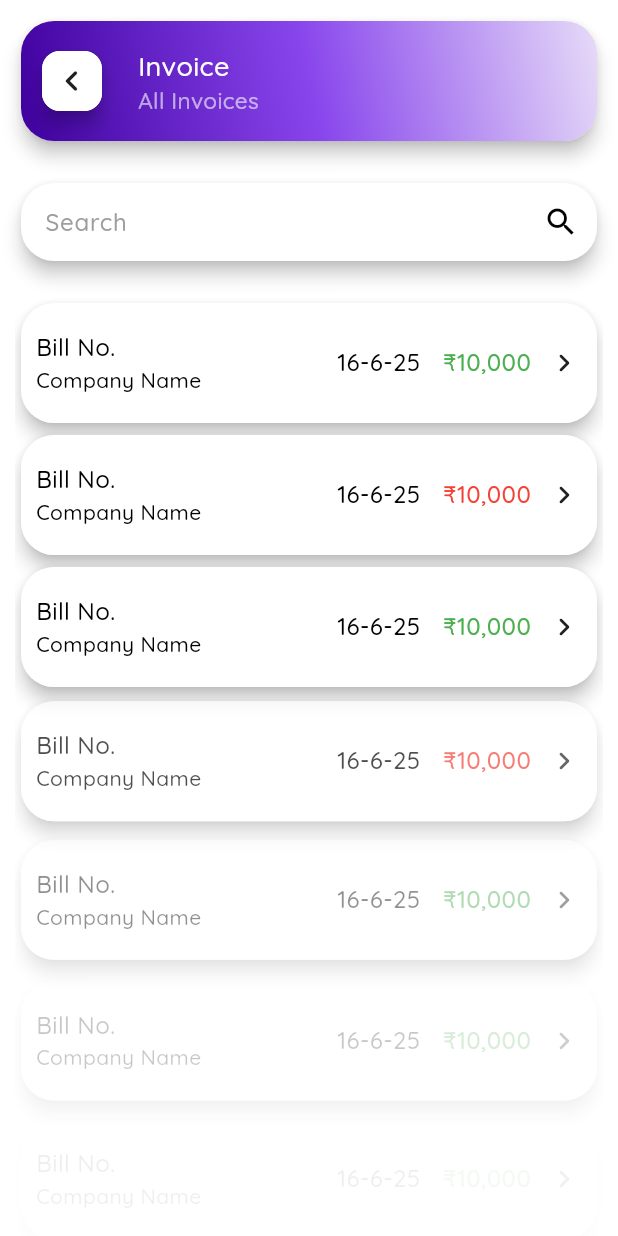
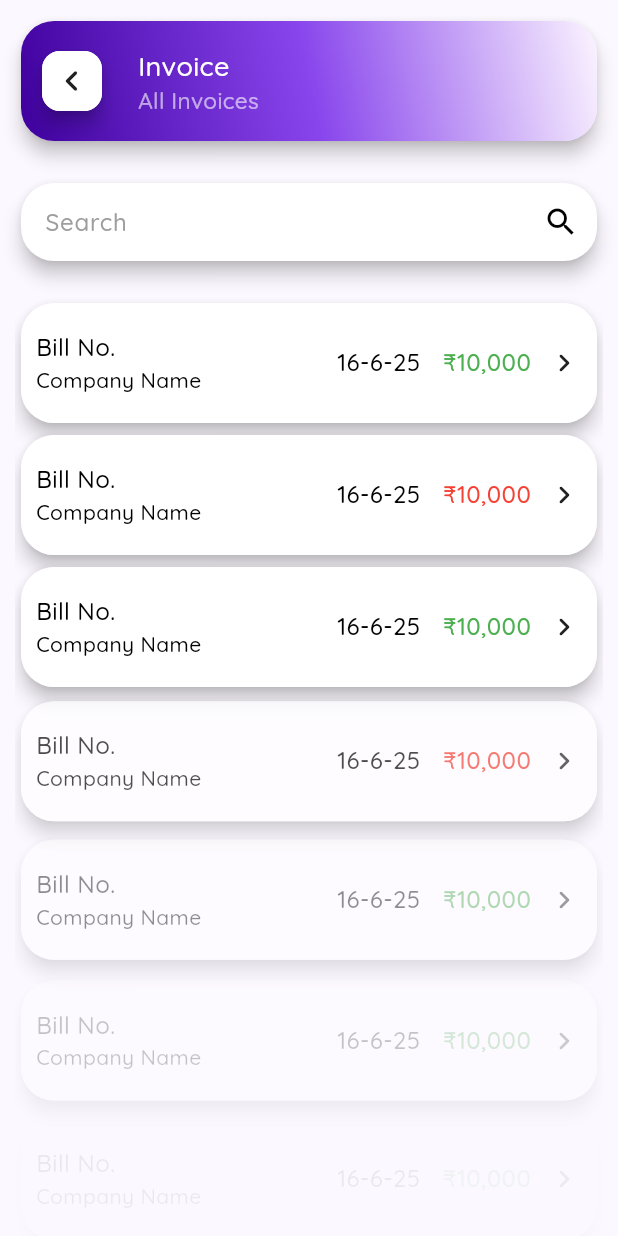
Before and after one commit to Harsshh5/quickbill, a Flutter app: the screen it shows after launch, after a tap on "10", on a phone screen of 412 x 824 dp. Run offline on Flutter 3.47's test engine with Material 3 defaults, Android fonts, the phone set to English and light mode, and no system bars; our stand-ins replace fl_chart, get, shared_preferences.

Commit message:
minor changes

```diff
--- a/lib/config/app_colors.dart
+++ b/lib/config/app_colors.dart
@@ -3,5 +3,7 @@ import 'package:flutter/material.dart';
 class AppColors{
   static Color dark = Color(0xff3f009e);
   static Color medium = Color(0xff8845ec);
-  static Color light = Color(0xffe6dbf8);
+  static Color light = Color(0xfffbf4ff);
+
+  static Color backGround = Color(0xfffcf8ff);
 }
--- a/lib/main.dart
+++ b/lib/main.dart
@@ -1,5 +1,6 @@
 import 'package:flutter/services.dart';
 import 'package:get/get.dart';
+import 'package:quickbill/config/app_colors.dart';
 import 'package:quickbill/views/masters/home.dart';
 import 'package:shared_preferences/shared_preferences.dart';
 import 'package:flutter/material.dart';
@@ -12,8 +13,8 @@ Future<void> main() async {
   pref = await SharedPreferences.getInstance();
 
   SystemChrome.setSystemUIOverlayStyle(SystemUiOverlayStyle(
-    statusBarColor: Colors.transparent, // Or any color you want
-    statusBarIconBrightness: Brightness.dark, // This makes icons dark
+    statusBarColor: Colors.transparent,
+    statusBarIconBrightness: Brightness.dark
   ));
 
   SystemChrome.setPreferredOrientations([
@@ -35,7 +36,7 @@ class MyApp extends StatelessWidget {
         theme: ThemeData(
           fontFamily: 'quicksand',
           useMaterial3: true,
-          scaffoldBackgroundColor: Colors.white,
+          scaffoldBackgroundColor: AppColors.backGround,
         ),
         home: Home(),
       );
--- a/lib/views/commons/gradient.dart
+++ b/lib/views/commons/gradient.dart
@@ -8,7 +8,7 @@ LinearGradient appGradient1 = LinearGradient(
 );
 
 LinearGradient appGradient2 = LinearGradient(
-  colors: [AppColors.dark,AppColors.medium,Colors.white, Colors.white],
+  colors: [AppColors.dark,AppColors.medium,AppColors.backGround, AppColors.backGround],
   begin: Alignment.topCenter,
   end: Alignment.bottomCenter,
 );
--- a/lib/views/masters/add_client.dart
+++ b/lib/views/masters/add_client.dart
@@ -165,6 +165,8 @@ class _AddClientState extends State<AddClient> with TickerProviderStateMixin {
                             child: CommonSubmit()
                           ),
                         ),
+
+                        const SizedBox(height: 20)
                       ],
                     ),
                   ),
--- a/lib/views/masters/add_invoice.dart
+++ b/lib/views/masters/add_invoice.dart
@@ -1,5 +1,4 @@
 import 'package:flutter/material.dart';
-import 'package:flutter/services.dart';
 import 'package:get/get.dart';
 import 'package:quickbill/views/commons/card_container.dart';
 import 'package:quickbill/views/commons/card_text_field.dart';
@@ -363,7 +362,7 @@ class _AddInvoiceState extends State<AddInvoice> with TickerProviderStateMixin {
                         ),
                       ),
 
-                      // const SizedBox(height: 20),
+                      const SizedBox(height: 20),
                     ],
                   ),
                 ),
--- a/lib/views/masters/all_invoices.dart
+++ b/lib/views/masters/all_invoices.dart
@@ -157,14 +157,14 @@ class _AllInvoicesState extends State<AllInvoices>
                     ),
                   ),
 
-                  SizedBox(height: 20),
+                  const SizedBox(height: 20),
 
                   CommonTextField(
                     hintText: "Search",
                     suffixIcon: Icon(Icons.search, color: Colors.black),
                   ),
 
-                  SizedBox(height: 20),
+                  const SizedBox(height: 20),
 
                   invoiceList(),
                 ],
@@ -239,7 +239,7 @@ class _AllInvoicesState extends State<AllInvoices>
                     child: CommonCardContainer(
                       height: 80,
                       width: Get.width,
-                      padding: EdgeInsets.all(10),
+                      padding: const EdgeInsets.all(10),
                       child: Row(
                         mainAxisAlignment: MainAxisAlignment.start,
                         crossAxisAlignment: CrossAxisAlignment.center,
@@ -274,7 +274,7 @@ class _AllInvoicesState extends State<AllInvoices>
                               ),
                             ],
                           ),
-                          Spacer(),
+                          const Spacer(),
                           Text(
                             '16-6-25',
                             style: appTextStyle(fontSize: 16),
--- a/lib/views/masters/home.dart
+++ b/lib/views/masters/home.dart
@@ -160,13 +160,7 @@ class _HomeState extends State<Home> with TickerProviderStateMixin {
     ).animate(CurvedAnimation(parent: clientController, curve: Curves.easeOut));
 
     //list
-    for (int i = 0; i < itemCount; i++) {
-      Future.delayed(Duration(milliseconds: 100 * i), () {
-        entranceControllers[i].forward();
-      });
-    }
-
-    listControllers = List.generate(
+        listControllers = List.generate(
       itemCount,
       (index) => AnimationController(
         vsync: this,
@@ -217,6 +211,12 @@ class _HomeState extends State<Home> with TickerProviderStateMixin {
             ),
           );
         }).toList();
+
+    for (int i = 0; i < itemCount; i++) {
+      Future.delayed(Duration(milliseconds: 100 * i), () {
+        entranceControllers[i].forward();
+      });
+    }
 
     //drawer
     drawerController = AnimationController(
--- a/pubspec.yaml
+++ b/pubspec.yaml
@@ -1,5 +1,5 @@
 name: quickbill
-description: "A new Flutter project."
+description: "Generate invoice and keep track of payments and clients."
 publish_to: 'none'
 
 version: 1.0.0+1
```
Also changed, not shown: 1 other file.
